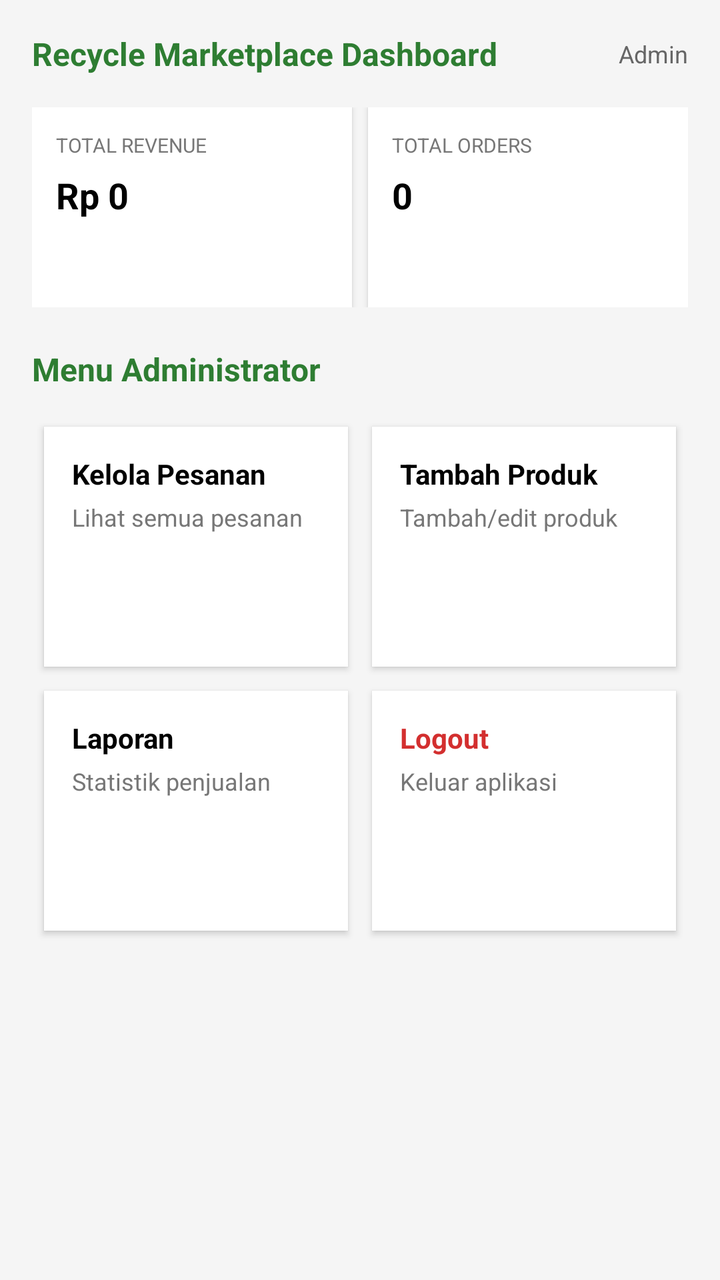
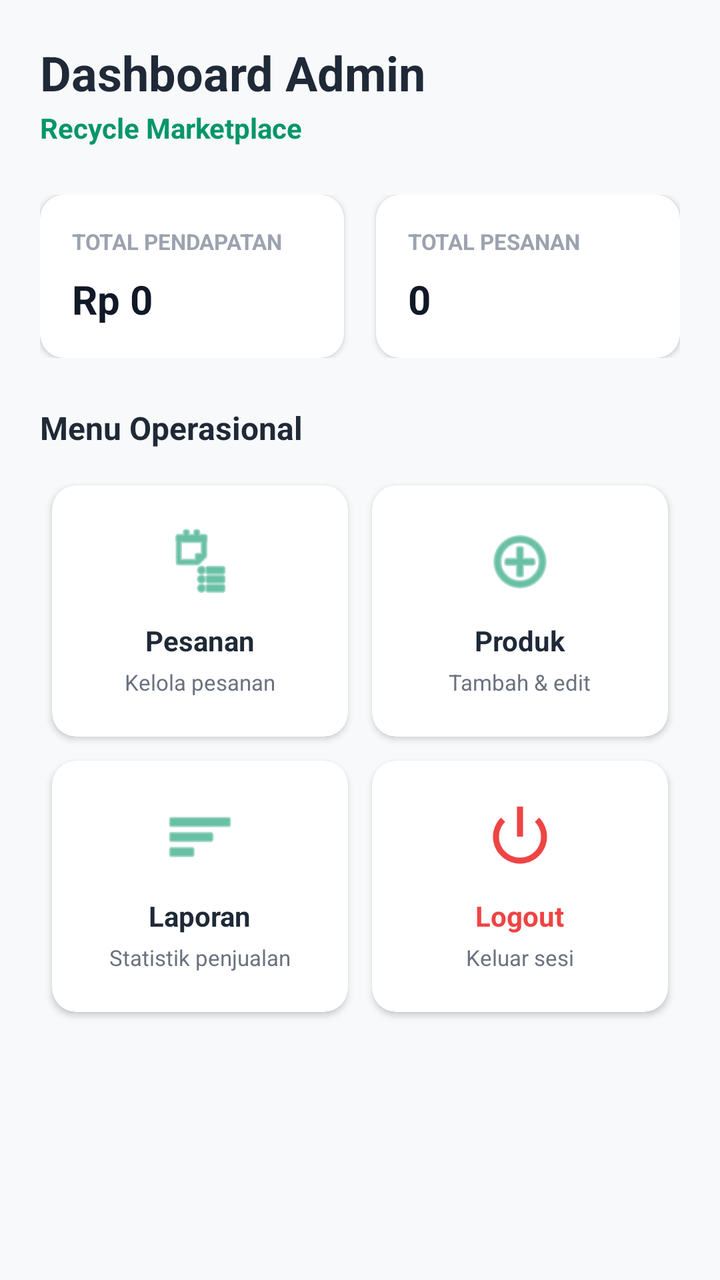

The first picture is an Android layout as it rendered before a commit; the second is the same layout after the commit. The layout source and the unified diff follow.
<!-- AndroidManifest.xml: application theme Theme.RecycleMarketplace -->
<!-- res/layout/activity_admin_dashboard.xml -->
<?xml version="1.0" encoding="utf-8"?>
<ScrollView xmlns:android="http://schemas.android.com/apk/res/android"
    xmlns:tools="http://schemas.android.com/tools"
    android:layout_width="match_parent"
    android:layout_height="match_parent"
    android:background="#F5F5F5"
    tools:context=".AdminDashboardActivity">

    <LinearLayout
        android:layout_width="match_parent"
        android:layout_height="wrap_content"
        android:orientation="vertical"
        android:padding="16dp">

        
        <LinearLayout
            android:layout_width="match_parent"
            android:layout_height="wrap_content"
            android:orientation="horizontal"
            android:gravity="center_vertical"
            android:layout_marginBottom="16dp">

            <TextView
                android:layout_width="0dp"
                android:layout_height="wrap_content"
                android:layout_weight="1"
                android:text="Recycle Marketplace Dashboard"
                android:textStyle="bold"
                android:textSize="16sp"
                android:textColor="#2E7D32" />

            <TextView
                android:id="@+id/tvAdmin"
                android:layout_width="wrap_content"
                android:layout_height="wrap_content"
                android:text="Admin"
                android:textSize="12sp"
                android:textColor="#666666" />
        </LinearLayout>

        
        <LinearLayout
            android:layout_width="match_parent"
            android:layout_height="wrap_content"
            android:orientation="horizontal">

            
            <LinearLayout
                android:layout_width="0dp"
                android:layout_height="100dp"
                android:layout_weight="1"
                android:background="#FFFFFF"
                android:padding="12dp"
                android:orientation="vertical"
                android:layout_marginEnd="8dp"
                android:elevation="2dp">

                <TextView
                    android:layout_width="wrap_content"
                    android:layout_height="wrap_content"
                    android:text="TOTAL REVENUE"
                    android:textSize="10sp"
                    android:textColor="#777777" />

                <TextView
                    android:id="@+id/tvRevenue"
                    android:layout_width="wrap_content"
                    android:layout_height="wrap_content"
                    android:text="Rp 0"
                    android:textSize="18sp"
                    android:textStyle="bold"
                    android:textColor="#000000"
                    android:layout_marginTop="6dp" />
            </LinearLayout>

            
            <LinearLayout
                android:layout_width="0dp"
                android:layout_height="100dp"
                android:layout_weight="1"
                android:background="#FFFFFF"
                android:padding="12dp"
                android:elevation="2dp">

                <LinearLayout
                    android:layout_width="match_parent"
                    android:layout_height="wrap_content"
                    android:orientation="vertical">

                    <TextView
                        android:layout_width="wrap_content"
                        android:layout_height="wrap_content"
                        android:text="TOTAL ORDERS"
                        android:textSize="10sp"
                        android:textColor="#777777" />

                    <TextView
                        android:id="@+id/tvOrders"
                        android:layout_width="wrap_content"
                        android:layout_height="wrap_content"
                        android:text="0"
                        android:textSize="18sp"
                        android:textStyle="bold"
                        android:textColor="#000000"
                        android:layout_marginTop="6dp" />
                </LinearLayout>
            </LinearLayout>

        </LinearLayout>

        
        <TextView
            android:layout_width="wrap_content"
            android:layout_height="wrap_content"
            android:text="Menu Administrator"
            android:textStyle="bold"
            android:textSize="16sp"
            android:layout_marginTop="20dp"
            android:textColor="#2E7D32" />

        
        <GridLayout
            android:layout_width="match_parent"
            android:layout_height="wrap_content"
            android:columnCount="2"
            android:layout_marginTop="12dp">

            
            
            <LinearLayout
                android:id="@+id/btnOrders"
                android:layout_width="0dp"
                android:layout_height="120dp"
                android:layout_columnWeight="1"
                android:background="#FFFFFF"
                android:padding="14dp"
                android:layout_margin="6dp"
                android:orientation="vertical"
                android:elevation="2dp"
                android:clickable="true"
                android:foreground="?attr/selectableItemBackground">

                <TextView
                    android:layout_width="wrap_content"
                    android:layout_height="wrap_content"
                    android:text="Kelola Pesanan"
                    android:textStyle="bold"
                    android:textColor="#000000" />

                <TextView
                    android:layout_width="wrap_content"
                    android:layout_height="wrap_content"
                    android:text="Lihat semua pesanan"
                    android:textSize="12sp"
                    android:textColor="#777777"
                    android:layout_marginTop="4dp" />
            </LinearLayout>

            
            <LinearLayout
                android:id="@+id/btnProduct"
                android:layout_width="0dp"
                android:layout_height="120dp"
                android:layout_columnWeight="1"
                android:background="#FFFFFF"
                android:padding="14dp"
                android:layout_margin="6dp"
                android:orientation="vertical"
                android:elevation="2dp"
                android:clickable="true"
                android:foreground="?attr/selectableItemBackground">

                <TextView
                    android:layout_width="wrap_content"
                    android:layout_height="wrap_content"
                    android:text="Tambah Produk"
                    android:textStyle="bold"
                    android:textColor="#000000" />

                <TextView
                    android:layout_width="wrap_content"
                    android:layout_height="wrap_content"
                    android:text="Tambah/edit produk"
                    android:textSize="12sp"
                    android:textColor="#777777"
                    android:layout_marginTop="4dp" />
            </LinearLayout>

            
            <LinearLayout
                android:id="@+id/btnReport"
                android:layout_width="0dp"
                android:layout_height="120dp"
                android:layout_columnWeight="1"
                android:background="#FFFFFF"
                android:padding="14dp"
                android:layout_margin="6dp"
                android:orientation="vertical"
                android:elevation="2dp"
                android:clickable="true"
                android:foreground="?attr/selectableItemBackground">

                <TextView
                    android:layout_width="wrap_content"
                    android:layout_height="wrap_content"
                    android:text="Laporan"
                    android:textStyle="bold"
                    android:textColor="#000000" />

                <TextView
                    android:layout_width="wrap_content"
                    android:layout_height="wrap_content"
                    android:text="Statistik penjualan"
                    android:textSize="12sp"
                    android:textColor="#777777"
                    android:layout_marginTop="4dp" />
            </LinearLayout>

            
            <LinearLayout
                android:id="@+id/btnLogout"
                android:layout_width="0dp"
                android:layout_height="120dp"
                android:layout_columnWeight="1"
                android:background="#FFFFFF"
                android:padding="14dp"
                android:layout_margin="6dp"
                android:orientation="vertical"
                android:elevation="2dp"
                android:clickable="true"
                android:foreground="?attr/selectableItemBackground">

                <TextView
                    android:layout_width="wrap_content"
                    android:layout_height="wrap_content"
                    android:text="Logout"
                    android:textStyle="bold"
                    android:textColor="#D32F2F" />

                <TextView
                    android:layout_width="wrap_content"
                    android:layout_height="wrap_content"
                    android:text="Keluar aplikasi"
                    android:textSize="12sp"
                    android:textColor="#777777"
                    android:layout_marginTop="4dp" />
            </LinearLayout>

        </GridLayout>

    </LinearLayout>
</ScrollView>
<!-- resources referenced by this layout -->
<resources>
  <style name="Theme.RecycleMarketplace" parent="Theme.MaterialComponents.DayNight.NoActionBar">
          <item name="colorPrimary">@color/purple_500</item>
          <item name="colorPrimaryVariant">@color/purple_700</item>
          <item name="colorOnPrimary">@color/white</item>
          <item name="colorSecondary">@color/teal_200</item>
          <item name="colorSecondaryVariant">@color/teal_700</item>
          <item name="colorOnSecondary">@color/black</item>
          <item name="android:statusBarColor">?attr/colorPrimaryVariant</item>
      </style>
  <color name="purple_500">#FF6200EE</color>
  <color name="purple_700">#FF3700B3</color>
  <color name="white">#FFFFFFFF</color>
  <color name="teal_200">#FF03DAC5</color>
  <color name="teal_700">#FF018786</color>
  <color name="black">#FF000000</color>
</resources>

<!-- the commit's change to res/layout/activity_admin_dashboard.xml (unified diff, before → after) -->
@@ -1,250 +1,322 @@
 <?xml version="1.0" encoding="utf-8"?>
 <ScrollView xmlns:android="http://schemas.android.com/apk/res/android"
+    xmlns:app="http://schemas.android.com/apk/res-auto"
     xmlns:tools="http://schemas.android.com/tools"
     android:layout_width="match_parent"
     android:layout_height="match_parent"
-    android:background="#F5F5F5"
+    android:background="#F8F9FA"
     tools:context=".AdminDashboardActivity">
 
     <LinearLayout
         android:layout_width="match_parent"
         android:layout_height="wrap_content"
         android:orientation="vertical"
-        android:padding="16dp">
+        android:padding="20dp">
+
+        
+        <LinearLayout
+            android:layout_width="match_parent"
+            android:layout_height="wrap_content"
+            android:orientation="vertical"
+            android:layout_marginBottom="24dp">
+
+            <TextView
+                android:layout_width="wrap_content"
+                android:layout_height="wrap_content"
+                android:text="Dashboard Admin"
+                android:textStyle="bold"
+                android:textSize="24sp"
+                android:textColor="#1F2937" />
+
+            <TextView
+                android:id="@+id/tvAdmin"
+                android:layout_width="wrap_content"
+                android:layout_height="wrap_content"
+                android:text="Recycle Marketplace"
+                android:textStyle="bold"
+                android:textSize="14sp"
+                android:textColor="#059669"
+                android:layout_marginTop="2dp"/>
+        </LinearLayout>
 
         
         <LinearLayout
             android:layout_width="match_parent"
             android:layout_height="wrap_content"
             android:orientation="horizontal"
-            android:gravity="center_vertical"
-            android:layout_marginBottom="16dp">
-
-            <TextView
+            android:baselineAligned="false"
+            android:weightSum="2"
+            android:layout_marginBottom="24dp">
+
+            
+            <androidx.cardview.widget.CardView
                 android:layout_width="0dp"
                 android:layout_height="wrap_content"
                 android:layout_weight="1"
-                android:text="Recycle Marketplace Dashboard"
-                android:textStyle="bold"
-                android:textSize="16sp"
-                android:textColor="#2E7D32" />
-
-            <TextView
-                android:id="@+id/tvAdmin"
-                android:layout_width="wrap_content"
-                android:layout_height="wrap_content"
-                android:text="Admin"
-                android:textSize="12sp"
-                android:textColor="#666666" />
-        </LinearLayout>
-
-        
-        <LinearLayout
-            android:layout_width="match_parent"
-            android:layout_height="wrap_content"
-            android:orientation="horizontal">
-
-            
-            <LinearLayout
-                android:layout_width="0dp"
-                android:layout_height="100dp"
+                android:layout_marginEnd="8dp"
+                app:cardBackgroundColor="#FFFFFF"
+                app:cardCornerRadius="12dp"
+                app:cardElevation="2dp">
+
+                <LinearLayout
+                    android:layout_width="match_parent"
+                    android:layout_height="wrap_content"
+                    android:orientation="vertical"
+                    android:padding="16dp">
+
+                    <TextView
+                        android:layout_width="wrap_content"
+                        android:layout_height="wrap_content"
+                        android:text="TOTAL PENDAPATAN"
+                        android:textSize="11sp"
+                        android:textStyle="bold"
+                        android:textColor="#9CA3AF" />
+
+                    <TextView
+                        android:id="@+id/tvRevenue"
+                        android:layout_width="wrap_content"
+                        android:layout_height="wrap_content"
+                        android:text="Rp 0"
+                        android:textSize="20sp"
+                        android:textStyle="bold"
+                        android:textColor="#111827"
+                        android:layout_marginTop="8dp" />
+                </LinearLayout>
+            </androidx.cardview.widget.CardView>
+
+            
+            <androidx.cardview.widget.CardView
+                android:layout_width="0dp"
+                android:layout_height="wrap_content"
                 android:layout_weight="1"
-                android:background="#FFFFFF"
-                android:padding="12dp"
-                android:orientation="vertical"
-                android:layout_marginEnd="8dp"
-                android:elevation="2dp">
-
-                <TextView
-                    android:layout_width="wrap_content"
-                    android:layout_height="wrap_content"
-                    android:text="TOTAL REVENUE"
-                    android:textSize="10sp"
-                    android:textColor="#777777" />
-
-                <TextView
-                    android:id="@+id/tvRevenue"
-                    android:layout_width="wrap_content"
-                    android:layout_height="wrap_content"
-                    android:text="Rp 0"
-                    android:textSize="18sp"
-                    android:textStyle="bold"
-                    android:textColor="#000000"
-                    android:layout_marginTop="6dp" />
-            </LinearLayout>
-
-            
-            <LinearLayout
-                android:layout_width="0dp"
-                android:layout_height="100dp"
-                android:layout_weight="1"
-                android:background="#FFFFFF"
-                android:padding="12dp"
-                android:elevation="2dp">
-
-                <LinearLayout
-                    android:layout_width="match_parent"
-                    android:layout_height="wrap_content"
-                    android:orientation="vertical">
-
-                    <TextView
-                        android:layout_width="wrap_content"
-                        android:layout_height="wrap_content"
-                        android:text="TOTAL ORDERS"
-                        android:textSize="10sp"
-                        android:textColor="#777777" />
+                android:layout_marginStart="8dp"
+                app:cardBackgroundColor="#FFFFFF"
+                app:cardCornerRadius="12dp"
+                app:cardElevation="2dp">
+
+                <LinearLayout
+                    android:layout_width="match_parent"
+                    android:layout_height="wrap_content"
+                    android:orientation="vertical"
+                    android:padding="16dp">
+
+                    <TextView
+                        android:layout_width="wrap_content"
+                        android:layout_height="wrap_content"
+                        android:text="TOTAL PESANAN"
+                        android:textSize="11sp"
+                        android:textStyle="bold"
+                        android:textColor="#9CA3AF" />
 
                     <TextView
                         android:id="@+id/tvOrders"
                         android:layout_width="wrap_content"
                         android:layout_height="wrap_content"
                         android:text="0"
-                        android:textSize="18sp"
-                        android:textStyle="bold"
-                        android:textColor="#000000"
-                        android:layout_marginTop="6dp" />
-                </LinearLayout>
-            </LinearLayout>
-
+                        android:textSize="20sp"
+                        android:textStyle="bold"
+                        android:textColor="#111827"
+                        android:layout_marginTop="8dp" />
+                </LinearLayout>
+            </androidx.cardview.widget.CardView>
         </LinearLayout>
 
         
         <TextView
             android:layout_width="wrap_content"
             android:layout_height="wrap_content"
-            android:text="Menu Administrator"
+            android:text="Menu Operasional"
             android:textStyle="bold"
             android:textSize="16sp"
-            android:layout_marginTop="20dp"
-            android:textColor="#2E7D32" />
+            android:textColor="#1F2937"
+            android:layout_marginBottom="12dp"/>
 
         
         <GridLayout
             android:layout_width="match_parent"
             android:layout_height="wrap_content"
             android:columnCount="2"
-            android:layout_marginTop="12dp">
-
-            
-            
-            <LinearLayout
+            android:alignmentMode="alignMargins">
+
+            
+            <androidx.cardview.widget.CardView
                 android:id="@+id/btnOrders"
                 android:layout_width="0dp"
-                android:layout_height="120dp"
+                android:layout_height="wrap_content"
                 android:layout_columnWeight="1"
-                android:background="#FFFFFF"
-                android:padding="14dp"
                 android:layout_margin="6dp"
-                android:orientation="vertical"
-                android:elevation="2dp"
+                app:cardBackgroundColor="#FFFFFF"
+                app:cardCornerRadius="12dp"
+                app:cardElevation="2dp"
                 android:clickable="true"
+                android:focusable="true"
                 android:foreground="?attr/selectableItemBackground">
 
-                <TextView
-                    android:layout_width="wrap_content"
-                    android:layout_height="wrap_content"
-                    android:text="Kelola Pesanan"
-                    android:textStyle="bold"
-                    android:textColor="#000000" />
-
-                <TextView
-                    android:layout_width="wrap_content"
-                    android:layout_height="wrap_content"
-                    android:text="Lihat semua pesanan"
-                    android:textSize="12sp"
-                    android:textColor="#777777"
-                    android:layout_marginTop="4dp" />
-            </LinearLayout>
-
-            
-            <LinearLayout
+                <LinearLayout
+                    android:layout_width="match_parent"
+                    android:layout_height="wrap_content"
+                    android:orientation="vertical"
+                    android:gravity="center"
+                    android:padding="20dp">
+
+                    <ImageView
+                        android:layout_width="36dp"
+                        android:layout_height="36dp"
+                        android:src="@android:drawable/ic_menu_agenda"
+                        app:tint="#059669"
+                        android:layout_marginBottom="12dp"/>
+
+                    <TextView
+                        android:layout_width="wrap_content"
+                        android:layout_height="wrap_content"
+                        android:text="Pesanan"
+                        android:textStyle="bold"
+                        android:textColor="#1F2937" />
+
+                    <TextView
+                        android:layout_width="wrap_content"
+                        android:layout_height="wrap_content"
+                        android:text="Kelola pesanan"
+                        android:textSize="11sp"
+                        android:textColor="#6B7280"
+                        android:layout_marginTop="4dp" />
+                </LinearLayout>
+            </androidx.cardview.widget.CardView>
+
+            
+            <androidx.cardview.widget.CardView
                 android:id="@+id/btnProduct"
                 android:layout_width="0dp"
-                android:layout_height="120dp"
+                android:layout_height="wrap_content"
                 android:layout_columnWeight="1"
-                android:background="#FFFFFF"
-                android:padding="14dp"
                 android:layout_margin="6dp"
-                android:orientation="vertical"
-                android:elevation="2dp"
+                app:cardBackgroundColor="#FFFFFF"
+                app:cardCornerRadius="12dp"
+                app:cardElevation="2dp"
                 android:clickable="true"
+                android:focusable="true"
                 android:foreground="?attr/selectableItemBackground">
 
-                <TextView
-                    android:layout_width="wrap_content"
-                    android:layout_height="wrap_content"
-                    android:text="Tambah Produk"
-                    android:textStyle="bold"
-                    android:textColor="#000000" />
-
-                <TextView
-                    android:layout_width="wrap_content"
-                    android:layout_height="wrap_content"
-                    android:text="Tambah/edit produk"
-                    android:textSize="12sp"
-                    android:textColor="#777777"
-                    android:layout_marginTop="4dp" />
-            </LinearLayout>
-
-            
-            <LinearLayout
+                <LinearLayout
+                    android:layout_width="match_parent"
+                    android:layout_height="wrap_content"
+                    android:orientation="vertical"
+                    android:gravity="center"
+                    android:padding="20dp">
+
+                    <ImageView
+                        android:layout_width="36dp"
+                        android:layout_height="36dp"
+                        android:src="@android:drawable/ic_menu_add"
+                        app:tint="#059669"
+                        android:layout_marginBottom="12dp"/>
+
+                    <TextView
+                        android:layout_width="wrap_content"
+                        android:layout_height="wrap_content"
+                        android:text="Produk"
+                        android:textStyle="bold"
+                        android:textColor="#1F2937" />
+
+                    <TextView
+                        android:layout_width="wrap_content"
+                        android:layout_height="wrap_content"
+                        android:text="Tambah &amp; edit"
+                        android:textSize="11sp"
+                        android:textColor="#6B7280"
+                        android:layout_marginTop="4dp" />
+                </LinearLayout>
+            </androidx.cardview.widget.CardView>
+
+            
+            <androidx.cardview.widget.CardView
                 android:id="@+id/btnReport"
                 android:layout_width="0dp"
-                android:layout_height="120dp"
+                android:layout_height="wrap_content"
                 android:layout_columnWeight="1"
-                android:background="#FFFFFF"
-                android:padding="14dp"
                 android:layout_margin="6dp"
-                android:orientation="vertical"
-                android:elevation="2dp"
+                app:cardBackgroundColor="#FFFFFF"
+                app:cardCornerRadius="12dp"
+                app:cardElevation="2dp"
                 android:clickable="true"
+                android:focusable="true"
                 android:foreground="?attr/selectableItemBackground">
 
-                <TextView
-                    android:layout_width="wrap_content"
-                    android:layout_height="wrap_content"
-                    android:text="Laporan"
-                    android:textStyle="bold"
-                    android:textColor="#000000" />
-
-                <TextView
-                    android:layout_width="wrap_content"
-                    android:layout_height="wrap_content"
-                    android:text="Statistik penjualan"
-                    android:textSize="12sp"
-                    android:textColor="#777777"
-                    android:layout_marginTop="4dp" />
-            </LinearLayout>
-
-            
-            <LinearLayout
+                <LinearLayout
+                    android:layout_width="match_parent"
+                    android:layout_height="wrap_content"
+                    android:orientation="vertical"
+                    android:gravity="center"
+                    android:padding="20dp">
+
+                    <ImageView
+                        android:layout_width="36dp"
+                        android:layout_height="36dp"
+                        android:src="@android:drawable/ic_menu_sort_by_size"
+                        app:tint="#059669"
+                        android:layout_marginBottom="12dp"/>
+
+                    <TextView
+                        android:layout_width="wrap_content"
+                        android:layout_height="wrap_content"
+                        android:text="Laporan"
+                        android:textStyle="bold"
+                        android:textColor="#1F2937" />
+
+                    <TextView
+                        android:layout_width="wrap_content"
+                        android:layout_height="wrap_content"
+                        android:text="Statistik penjualan"
+                        android:textSize="11sp"
+                        android:textColor="#6B7280"
+                        android:layout_marginTop="4dp" />
+                </LinearLayout>
+            </androidx.cardview.widget.CardView>
+
+            
+            <androidx.cardview.widget.CardView
                 android:id="@+id/btnLogout"
                 android:layout_width="0dp"
-                android:layout_height="120dp"
+                android:layout_height="wrap_content"
                 android:layout_columnWeight="1"
-                android:background="#FFFFFF"
-                android:padding="14dp"
                 android:layout_margin="6dp"
-                android:orientation="vertical"
-                android:elevation="2dp"
+                app:cardBackgroundColor="#FFFFFF"
+                app:cardCornerRadius="12dp"
+                app:cardElevation="2dp"
                 android:clickable="true"
+                android:focusable="true"
                 android:foreground="?attr/selectableItemBackground">
 
-                <TextView
-                    android:layout_width="wrap_content"
-                    android:layout_height="wrap_content"
-                    android:text="Logout"
-                    android:textStyle="bold"
-                    android:textColor="#D32F2F" />
-
-                <TextView
-                    android:layout_width="wrap_content"
-                    android:layout_height="wrap_content"
-                    android:text="Keluar aplikasi"
-                    android:textSize="12sp"
-                    android:textColor="#777777"
-                    android:layout_marginTop="4dp" />
-            </LinearLayout>
+                <LinearLayout
+                    android:layout_width="match_parent"
+                    android:layout_height="wrap_content"
+                    android:orientation="vertical"
+                    android:gravity="center"
+                    android:padding="20dp">
+
+                    <ImageView
+                        android:layout_width="36dp"
+                        android:layout_height="36dp"
+                        android:src="@android:drawable/ic_lock_power_off"
+                        app:tint="#EF4444"
+                        android:layout_marginBottom="12dp"/>
+
+                    <TextView
+                        android:layout_width="wrap_content"
+                        android:layout_height="wrap_content"
+                        android:text="Logout"
+                        android:textStyle="bold"
+                        android:textColor="#EF4444" />
+
+                    <TextView
+                        android:layout_width="wrap_content"
+                        android:layout_height="wrap_content"
+                        android:text="Keluar sesi"
+                        android:textSize="11sp"
+                        android:textColor="#6B7280"
+                        android:layout_marginTop="4dp" />
+                </LinearLayout>
+            </androidx.cardview.widget.CardView>
 
         </GridLayout>
 
